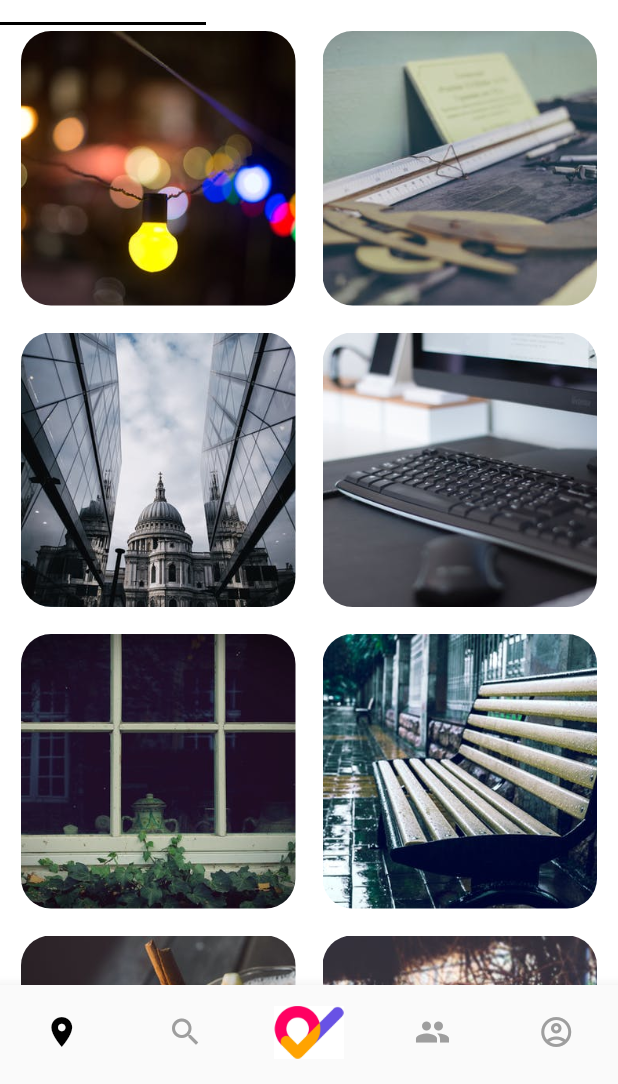
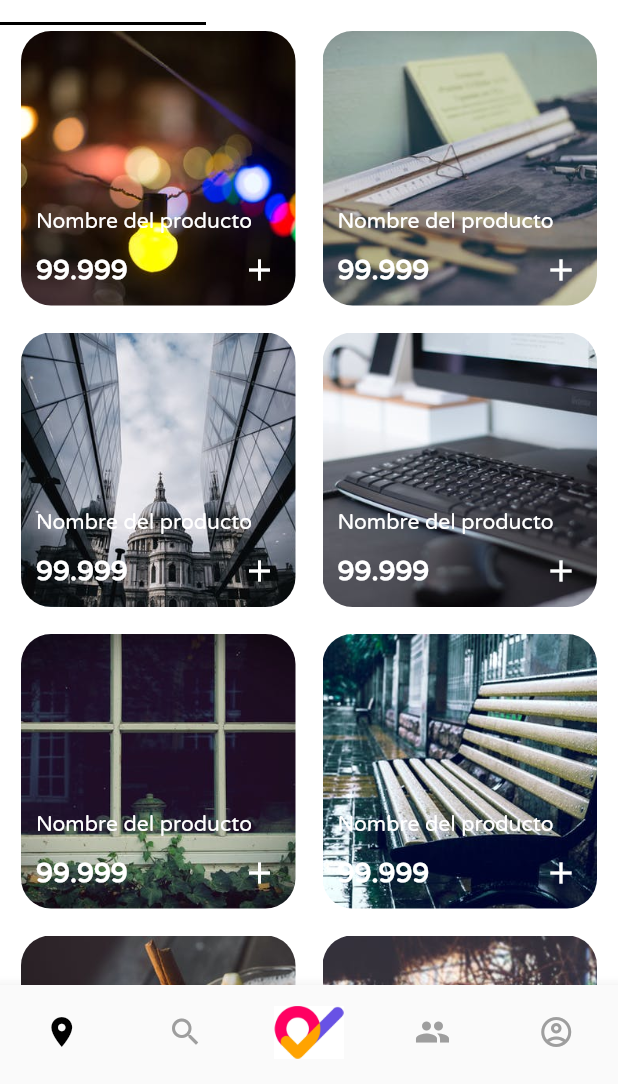
Before and after one commit to yasield74/flutter-dev, a Flutter app: the screen it shows after launch, after a tap on "Comencemos", on a phone screen of 412 x 824 dp, the part 152-1236 px from its top. Run offline on Flutter 3.47's test engine with Material 2 defaults, Android fonts, the phone set to English and light mode, and no system bars; our stand-ins replace flutter_spinkit, shared_preferences, sqflite; accounts and stored records are empty.

Commit message:
arreglos al grid

```diff
--- a/lib/src/data/dummy.dart
+++ b/lib/src/data/dummy.dart
@@ -10,7 +10,6 @@ import 'package:patiprecios_flutter/src/model/people.dart';
 import 'package:patiprecios_flutter/src/model/shop_category.dart';
 import 'package:patiprecios_flutter/src/model/shop_product.dart';
 import 'package:patiprecios_flutter/src/model/wizard.dart';
-import 'package:path/path.dart';
 
 import 'img.dart';
 
--- a/lib/src/data/sqlite_db.dart
+++ b/lib/src/data/sqlite_db.dart
@@ -1,5 +1,3 @@
-import 'dart:io';
-
 import 'package:patiprecios_flutter/src/model/notif.dart';
 import 'package:path/path.dart';
 import 'package:sqflite/sqflite.dart';
--- a/lib/src/pages/nearby_page.dart
+++ b/lib/src/pages/nearby_page.dart
@@ -32,15 +32,48 @@ class CercaPage extends StatelessWidget {
                   child: Hero(
                     tag: '${item.toString()}',
                     child: GestureDetector(
-                      onTap: () {},
+                      onTap: () {
+                        print('click widget');
+                      },
                       child: Container(
+                          padding: EdgeInsets.only(left: 10.0),
                           decoration: BoxDecoration(
                               borderRadius: BorderRadius.circular(20),
                               image: DecorationImage(
                                 image: AssetImage(item),
                                 fit: BoxFit.cover,
                               )),
+                          child: Column(
+                            crossAxisAlignment: CrossAxisAlignment.start,
+                            mainAxisAlignment: MainAxisAlignment.end,
+                            children: [
+                              Text(
+                                'Nombre del producto',
+                                style: TextStyle(color: Colors.white),
                               ),
+                              Row(
+                                mainAxisAlignment:
+                                    MainAxisAlignment.spaceBetween,
+                                children: [
+                                  Text(
+                                    '99.999',
+                                    style: TextStyle(
+                                        color: Colors.white,
+                                        fontSize: 18,
+                                        fontWeight: FontWeight.bold),
+                                  ),
+                                  IconButton(
+                                      icon: Icon(
+                                        Icons.add,
+                                        color: Colors.white,
+                                      ),
+                                      onPressed: () {
+                                        print('click boton');
+                                      })
+                                ],
+                              )
+                            ],
+                          )),
                     ),
                   )))
               .toList(),
--- a/lib/src/pages/splashscreen_page.dart
+++ b/lib/src/pages/splashscreen_page.dart
@@ -2,7 +2,6 @@ import 'dart:async';
 
 import 'package:flutter/material.dart';
 import 'package:flutter_spinkit/flutter_spinkit.dart';
-import 'package:patiprecios_flutter/src/pages/home_page.dart';
 import 'package:patiprecios_flutter/src/pages/welcome_page.dart';
 
 class SplashScreenPage extends StatefulWidget {
```
Also changed, not shown: lib/src/constants/theme.dart (+0 -11 lines), 1 other file. Lines whose indentation alone changed are shown as unchanged.
